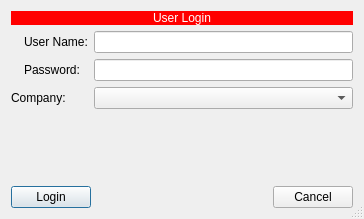
eboladev/smarterp, file universal/smartpay/src/userlogin.ui: the form before one commit.
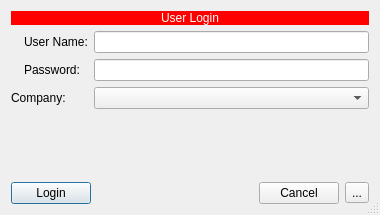
The form after the commit. Icons and pictures are not drawn.

```diff
--- a/universal/smartpay/src/userlogin.ui
+++ b/universal/smartpay/src/userlogin.ui
@@ -6,8 +6,8 @@
    <rect>
     <x>0</x>
     <y>0</y>
-    <width>364</width>
-    <height>219</height>
+    <width>380</width>
+    <height>215</height>
    </rect>
   </property>
   <property name="windowTitle">
@@ -137,6 +137,17 @@
        </property>
       </widget>
      </item>
+     <item>
+      <widget class="QToolButton" name="cmdAuthConfig">
+       <property name="text">
+        <string>...</string>
+       </property>
+       <property name="icon">
+        <iconset resource="payroll_resources.qrc">
+         <normaloff>:/payroll/images/UAC_shield.png</normaloff>:/payroll/images/UAC_shield.png</iconset>
+       </property>
+      </widget>
+     </item>
     </layout>
    </item>
   </layout>
```
Left out of the diff: 16 changed lines with no effect on the pictures.
